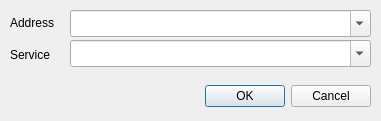
This is newfwruledlg.ui in QubesOS/qubes-manager as Qt 5 draws it before an edit. The edited form follows.
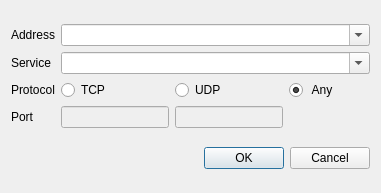
This is the edited form.

Commit message: Extended firewall tab gui - not implemented.

Patch:
```diff
--- a/newfwruledlg.ui
+++ b/newfwruledlg.ui
@@ -10,7 +10,7 @@
     <x>0</x>
     <y>0</y>
     <width>381</width>
-    <height>121</height>
+    <height>193</height>
    </rect>
   </property>
   <property name="windowTitle">
@@ -19,74 +19,165 @@
   <property name="modal">
    <bool>true</bool>
   </property>
-  <widget class="QDialogButtonBox" name="buttonBox">
-   <property name="geometry">
-    <rect>
-     <x>10</x>
-     <y>80</y>
-     <width>361</width>
-     <height>32</height>
-    </rect>
-   </property>
-   <property name="orientation">
-    <enum>Qt::Horizontal</enum>
-   </property>
-   <property name="standardButtons">
-    <set>QDialogButtonBox::Cancel|QDialogButtonBox::Ok</set>
-   </property>
-  </widget>
-  <widget class="QLabel" name="label_2">
-   <property name="geometry">
-    <rect>
-     <x>10</x>
-     <y>14</y>
-     <width>62</width>
-     <height>17</height>
-    </rect>
-   </property>
-   <property name="text">
-    <string>Address</string>
-   </property>
-  </widget>
-  <widget class="QLabel" name="label_4">
-   <property name="geometry">
-    <rect>
-     <x>10</x>
-     <y>44</y>
-     <width>61</width>
-     <height>21</height>
-    </rect>
-   </property>
-   <property name="text">
-    <string>Service</string>
-   </property>
-  </widget>
-  <widget class="QComboBox" name="serviceComboBox">
-   <property name="geometry">
-    <rect>
-     <x>70</x>
-     <y>40</y>
-     <width>301</width>
-     <height>27</height>
-    </rect>
-   </property>
-   <property name="editable">
-    <bool>true</bool>
-   </property>
-  </widget>
-  <widget class="QComboBox" name="addressComboBox">
-   <property name="geometry">
-    <rect>
-     <x>70</x>
-     <y>10</y>
-     <width>301</width>
-     <height>27</height>
-    </rect>
-   </property>
-   <property name="editable">
-    <bool>true</bool>
-   </property>
-  </widget>
+  <layout class="QGridLayout" name="gridLayout">
+   <item row="0" column="0">
+    <layout class="QGridLayout" name="gridLayout_2">
+     <property name="leftMargin">
+      <number>0</number>
+     </property>
+     <property name="rightMargin">
+      <number>0</number>
+     </property>
+     <property name="verticalSpacing">
+      <number>6</number>
+     </property>
+     <item row="2" column="0">
+      <widget class="QLabel" name="label">
+       <property name="text">
+        <string>Protocol</string>
+       </property>
+      </widget>
+     </item>
+     <item row="3" column="0">
+      <widget class="QLabel" name="label_3">
+       <property name="text">
+        <string>Port</string>
+       </property>
+      </widget>
+     </item>
+     <item row="1" column="0">
+      <widget class="QLabel" name="label_4">
+       <property name="text">
+        <string>Service</string>
+       </property>
+      </widget>
+     </item>
+     <item row="1" column="1" colspan="3">
+      <widget class="QComboBox" name="serviceComboBox">
+       <property name="editable">
+        <bool>true</bool>
+       </property>
+      </widget>
+     </item>
+     <item row="0" column="0">
+      <widget class="QLabel" name="label_2">
+       <property name="text">
+        <string>Address</string>
+       </property>
+      </widget>
+     </item>
+     <item row="0" column="1" colspan="3">
+      <widget class="QComboBox" name="addressComboBox">
+       <property name="editable">
+        <bool>true</bool>
+       </property>
+      </widget>
+     </item>
+     <item row="2" column="1">
+      <widget class="QRadioButton" name="tcp_radio">
+       <property name="sizePolicy">
+        <sizepolicy hsizetype="Expanding" vsizetype="Fixed">
+         <horstretch>0</horstretch>
+         <verstretch>0</verstretch>
+        </sizepolicy>
+       </property>
+       <property name="minimumSize">
+        <size>
+         <width>0</width>
+         <height>0</height>
+        </size>
+       </property>
+       <property name="text">
+        <string>TCP</string>
+       </property>
+      </widget>
+     </item>
+     <item row="2" column="2">
+      <widget class="QRadioButton" name="udp_radio">
+       <property name="sizePolicy">
+        <sizepolicy hsizetype="Expanding" vsizetype="Fixed">
+         <horstretch>0</horstretch>
+         <verstretch>0</verstretch>
+        </sizepolicy>
+       </property>
+       <property name="minimumSize">
+        <size>
+         <width>0</width>
+         <height>0</height>
+        </size>
+       </property>
+       <property name="text">
+        <string>UDP</string>
+       </property>
+      </widget>
+     </item>
+     <item row="2" column="3">
+      <widget class="QRadioButton" name="any_radio">
+       <property name="sizePolicy">
+        <sizepolicy hsizetype="Expanding" vsizetype="Fixed">
+         <horstretch>0</horstretch>
+         <verstretch>0</verstretch>
+        </sizepolicy>
+       </property>
+       <property name="minimumSize">
+        <size>
+         <width>71</width>
+         <height>0</height>
+        </size>
+       </property>
+       <property name="text">
+        <string> Any   </string>
+       </property>
+       <property name="checked">
+        <bool>true</bool>
+       </property>
+      </widget>
+     </item>
+     <item row="3" column="1">
+      <widget class="QLineEdit" name="tcp_port_lineedit">
+       <property name="enabled">
+        <bool>false</bool>
+       </property>
+       <property name="sizePolicy">
+        <sizepolicy hsizetype="Expanding" vsizetype="Fixed">
+         <horstretch>0</horstretch>
+         <verstretch>0</verstretch>
+        </sizepolicy>
+       </property>
+       <property name="inputMethodHints">
+        <set>Qt::ImhDigitsOnly</set>
+       </property>
+       <property name="maxLength">
+        <number>5</number>
+       </property>
+      </widget>
+     </item>
+     <item row="3" column="2">
+      <widget class="QLineEdit" name="udp_port_lineedit">
+       <property name="enabled">
+        <bool>false</bool>
+       </property>
+       <property name="inputMethodHints">
+        <set>Qt::ImhDigitsOnly</set>
+       </property>
+       <property name="maxLength">
+        <number>5</number>
+       </property>
+      </widget>
+     </item>
+    </layout>
+   </item>
+   <item row="1" column="0">
+    <widget class="QDialogButtonBox" name="buttonBox">
+     <property name="orientation">
+      <enum>Qt::Horizontal</enum>
+     </property>
+     <property name="standardButtons">
+      <set>QDialogButtonBox::Cancel|QDialogButtonBox::Ok</set>
+     </property>
+    </widget>
+   </item>
+  </layout>
  </widget>
  <tabstops>
   <tabstop>addressComboBox</tabstop>
```
Left out of the diff: 2 changed lines with no effect on the pictures. The commit also changes 3 other files.
